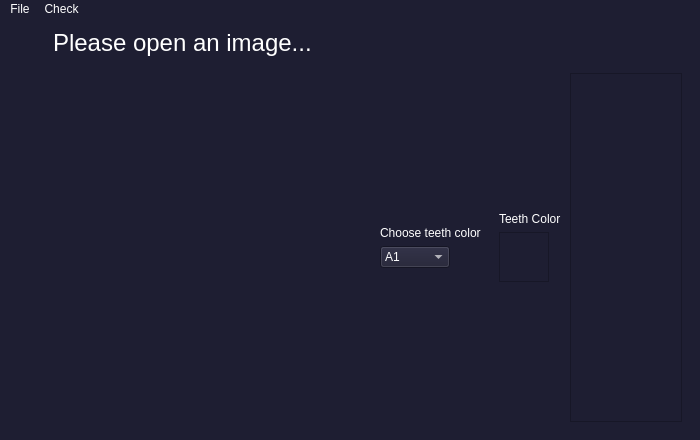
ahmed-sedky/smile-design, file app.ui: the form before one commit.
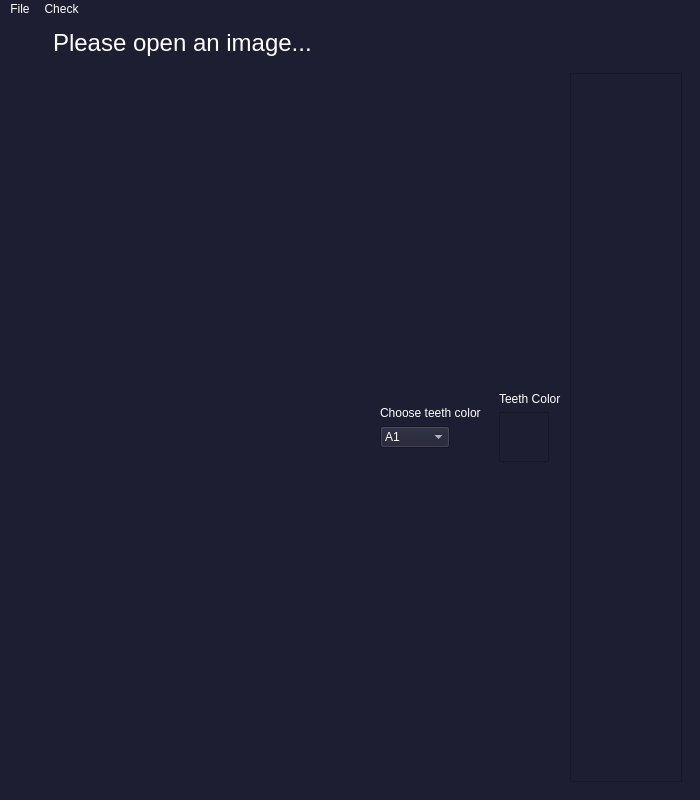
The form after the commit.

What changed in the file:
```diff
--- a/app.ui
+++ b/app.ui
@@ -7,7 +7,7 @@
     <x>0</x>
     <y>0</y>
     <width>700</width>
-    <height>440</height>
+    <height>800</height>
    </rect>
   </property>
   <property name="windowTitle">
```
